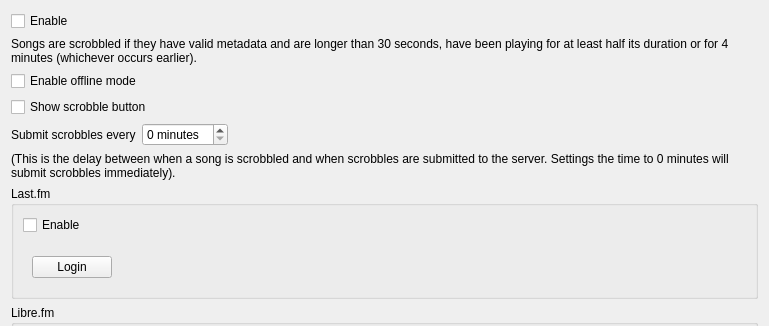
First picture: the form in src/settings/scrobblersettingspage.ui, repository strawberrymusicplayer/strawberry, before the edit; both pictures show x 0 to 769 and y 0 to 326 of the 769 by 726 pixel window.
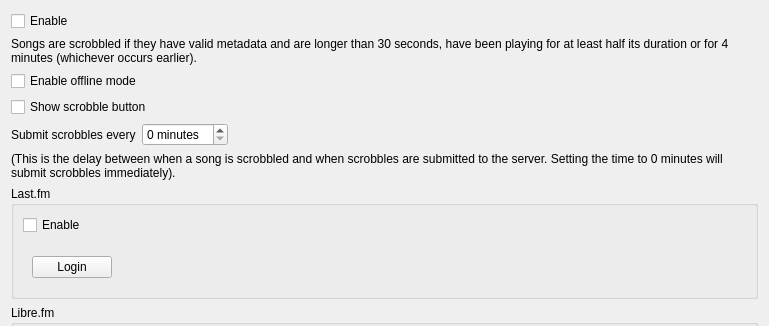
Second picture: the form after the edit. Custom widgets are drawn as their Qt base class.

```diff
--- a/src/settings/scrobblersettingspage.ui
+++ b/src/settings/scrobblersettingspage.ui
@@ -88,7 +88,7 @@
    <item>
     <widget class="QLabel" name="label_submit_info">
      <property name="text">
-      <string>(This is the delay between when a song is scrobbled and when scrobbles are submitted to the server. Settings the time to 0 minutes will submit scrobbles immediately).</string>
+      <string>(This is the delay between when a song is scrobbled and when scrobbles are submitted to the server. Setting the time to 0 minutes will submit scrobbles immediately).</string>
      </property>
      <property name="wordWrap">
       <bool>true</bool>
```
